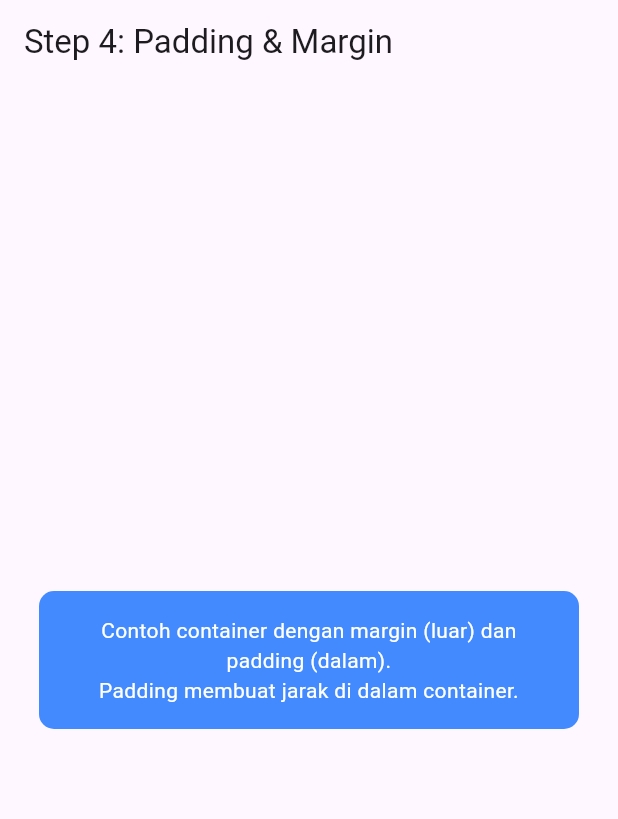
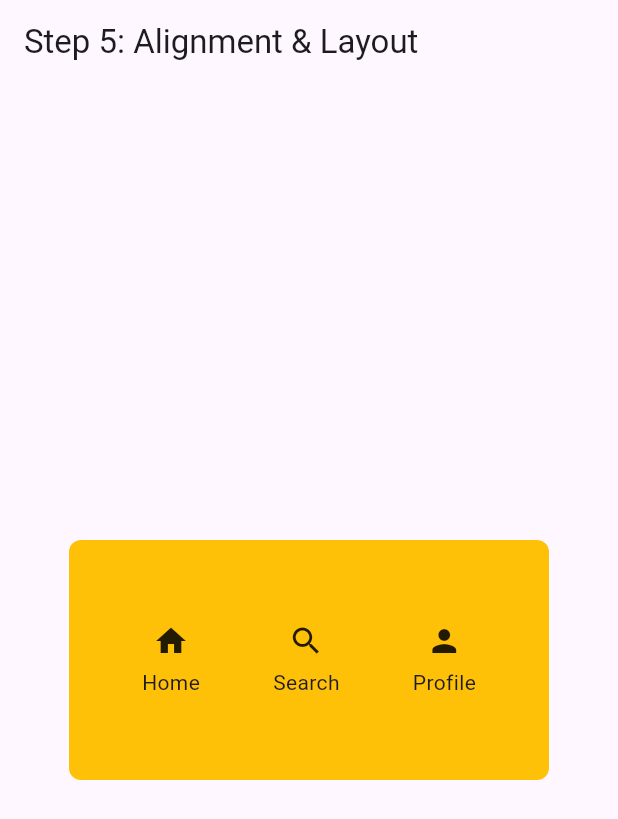
Before and after one commit to GAJAHGAJAH/latihan_5_1123150165, a Flutter app: the screen it shows after launch, on a phone screen of 412 x 824 dp. Shown: the top 819 px of the screen. Run offline on Flutter 3.47's test engine with Material 3 defaults, Android fonts, the phone set to English and light mode, and no system bars.

Commit message:
tunjukkan alignment dan penggunaan Row/Column di dalam Container

```diff
--- a/lib/main.dart
+++ b/lib/main.dart
@@ -10,21 +10,44 @@ class MyApp extends StatelessWidget {
       title: 'Container Demo',
       debugShowCheckedModeBanner: false,
       home: Scaffold(
-        appBar: AppBar(title: const Text('Step 4: Padding & Margin')),
+        appBar: AppBar(title: const Text('Step 5: Alignment & Layout')),
         body: Center(
           child: Container(
-            margin: const EdgeInsets.symmetric(horizontal: 24.0, vertical: 16.0),
-            padding: const EdgeInsets.all(16.0),
-            width: double.infinity,
-            constraints: const BoxConstraints(maxWidth: 360),
+            width: 320,
+            height: 160,
+            alignment: Alignment.center, // posisi Row (sebagai satu unit)
             decoration: BoxDecoration(
-              color: Colors.blueAccent,
-              borderRadius: BorderRadius.circular(10),
+              color: Colors.amber,
+              borderRadius: BorderRadius.circular(8),
             ),
-            child: const Text(
-              'Contoh container dengan margin (luar) dan padding (dalam).\nPadding membuat jarak di dalam container.',
-              style: TextStyle(color: Colors.white),
-              textAlign: TextAlign.center,
+            child: Row(
+              mainAxisAlignment: MainAxisAlignment.spaceEvenly,
+              children: [
+                Column(
+                  mainAxisSize: MainAxisSize.min,
+                  children: const [
+                    Icon(Icons.home),
+                    SizedBox(height: 6),
+                    Text('Home'),
+                  ],
+                ),
+                Column(
+                  mainAxisSize: MainAxisSize.min,
+                  children: const [
+                    Icon(Icons.search),
+                    SizedBox(height: 6),
+                    Text('Search'),
+                  ],
+                ),
+                Column(
+                  mainAxisSize: MainAxisSize.min,
+                  children: const [
+                    Icon(Icons.person),
+                    SizedBox(height: 6),
+                    Text('Profile'),
+                  ],
+                ),
+              ],
             ),
           ),
         ),
```
